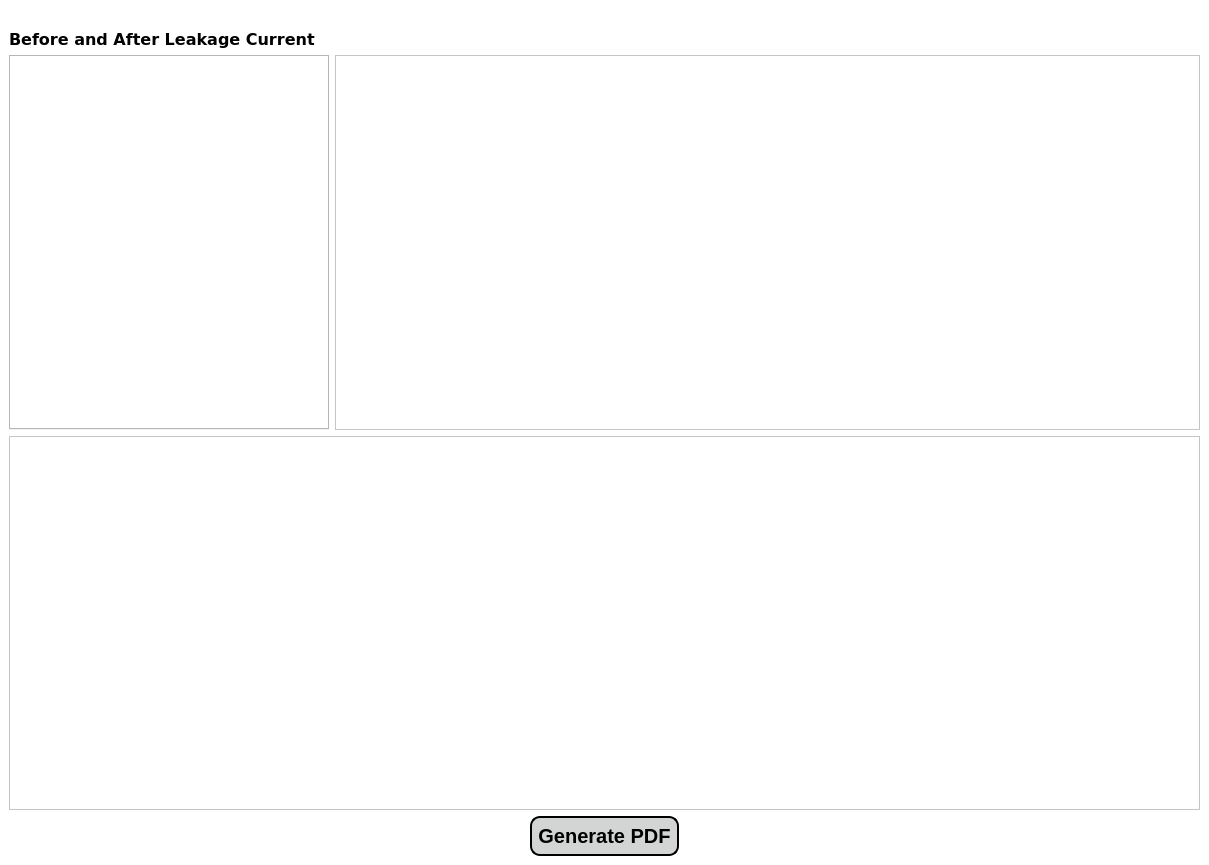
Old version of the form app/gui/resources/analyse_page.ui in the repository JasonLaux/DC-Boxjelly.
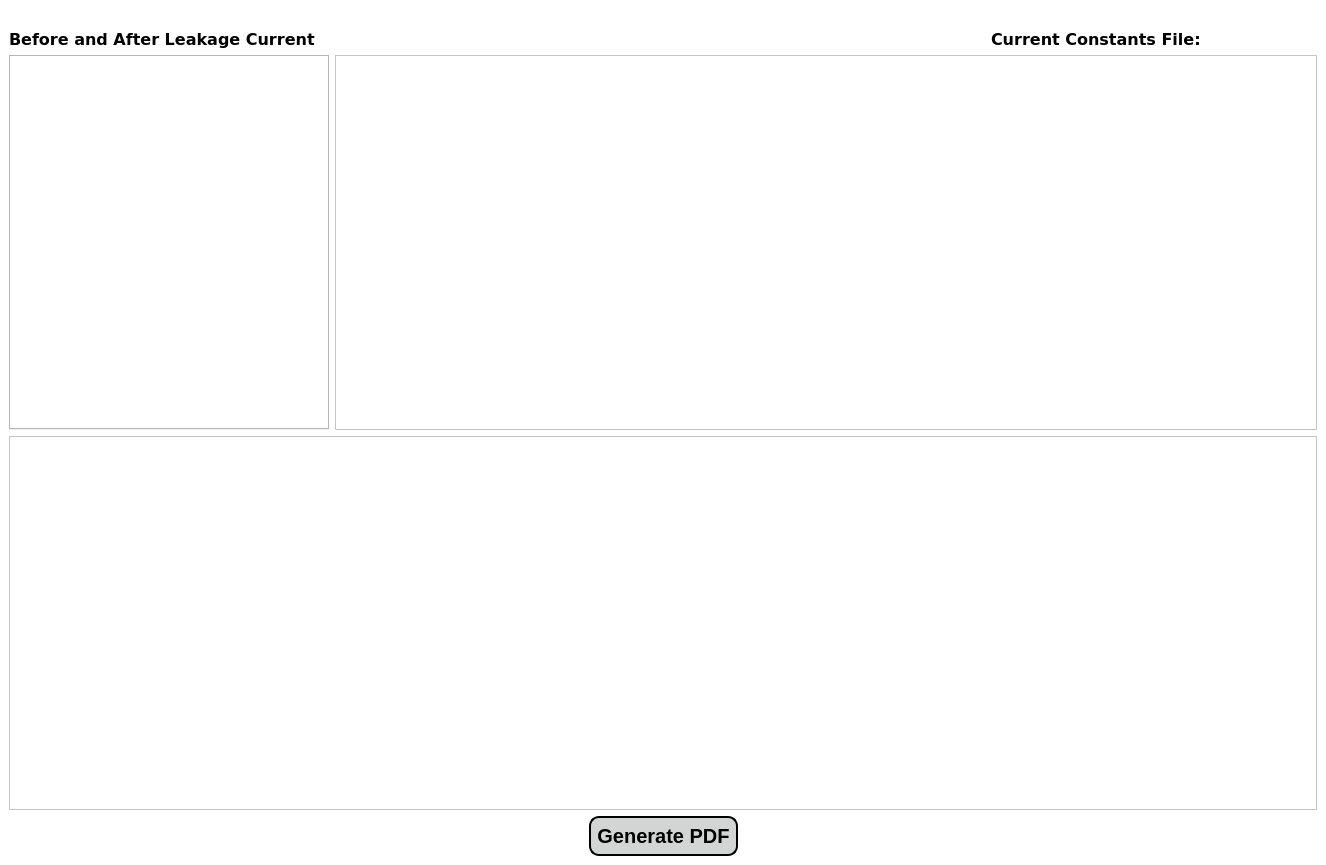
New version of the form. Custom widgets are drawn as their Qt base class.

Commit message: Show Current Constants on Analyze page

What changed in the file:
```diff
--- a/app/gui/resources/analyse_page.ui
+++ b/app/gui/resources/analyse_page.ui
@@ -6,7 +6,7 @@
    <rect>
     <x>0</x>
     <y>0</y>
-    <width>1209</width>
+    <width>1326</width>
     <height>865</height>
    </rect>
   </property>
@@ -64,6 +64,21 @@
         </property>
        </spacer>
       </item>
+      <item>
+       <widget class="QLabel" name="constantsLabel">
+        <property name="font">
+         <font>
+          <family>Verdana</family>
+          <pointsize>12</pointsize>
+          <weight>75</weight>
+          <bold>true</bold>
+         </font>
+        </property>
+        <property name="text">
+         <string>Current Constants File: </string>
+        </property>
+       </widget>
+      </item>
      </layout>
     </item>
     <item>
```
The commit also changes 2 other files.
